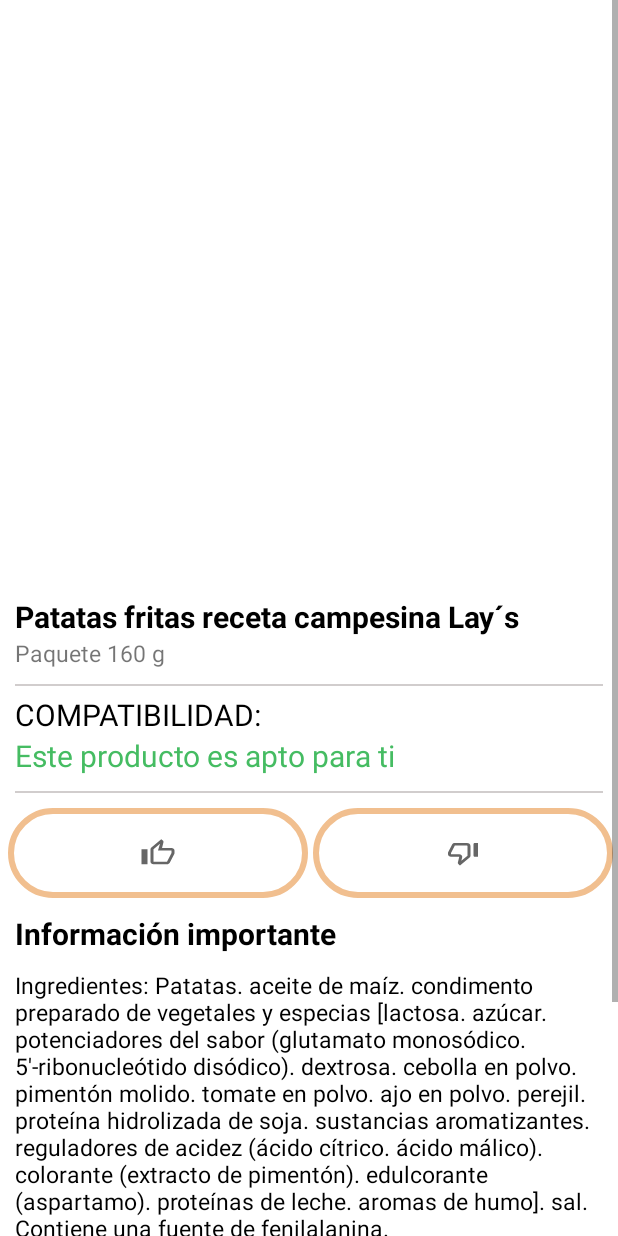
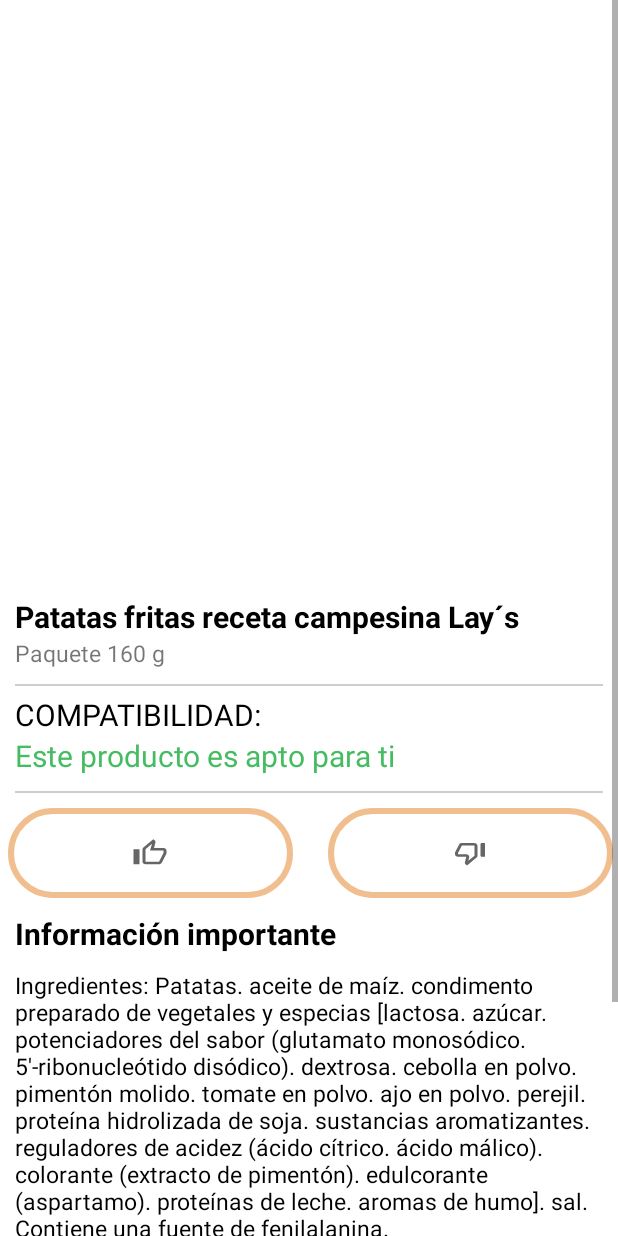
Before and after one commit to marceljungle/eHealthSupermarket, an Android app: the layout activity_productview.xml on its own in the app's theme, with its tools: preview values and no code run, on a phone screen of 412 x 824 dp. Run offline under Robolectric (Android 15) with nearby library versions, the phone set to English and light mode, and no system bars.

Commit message:
Fixed overlapping like and dislike button

```diff
--- a/eHealthSupermarket/app/src/main/res/layout/activity_productview.xml
+++ b/eHealthSupermarket/app/src/main/res/layout/activity_productview.xml
@@ -94,29 +94,29 @@
 
     <LinearLayout
       android:id="@+id/layout_like"
-      android:layout_width="200dp"
+      android:layout_width="190dp"
       android:layout_height="60dp"
-      android:orientation="vertical"
       android:layout_marginHorizontal="5dp"
       android:layout_marginVertical="10dp"
       android:background="@drawable/border_button_unpressed"
+      android:clickable="true"
+      android:orientation="vertical"
       app:layout_constraintStart_toStartOf="parent"
-      app:layout_constraintTop_toBottomOf="@+id/linea_compatibility"
-      android:clickable="true">
+      app:layout_constraintTop_toBottomOf="@+id/linea_compatibility">
 
       <ImageView
         android:id="@+id/button_addFav"
         android:layout_width="wrap_content"
         android:layout_height="wrap_content"
-        android:background="@drawable/ic_like_unselect"
         android:layout_gravity="center"
         android:layout_marginVertical="20dp"
+        android:background="@drawable/ic_like_unselect"
         android:clickable="false" />
     </LinearLayout>
 
     <LinearLayout
       android:id="@+id/layout_dislike"
-      android:layout_width="200dp"
+      android:layout_width="190dp"
       android:layout_height="60dp"
       android:layout_marginTop="8dp"
       android:layout_marginEnd="3dp"
```
